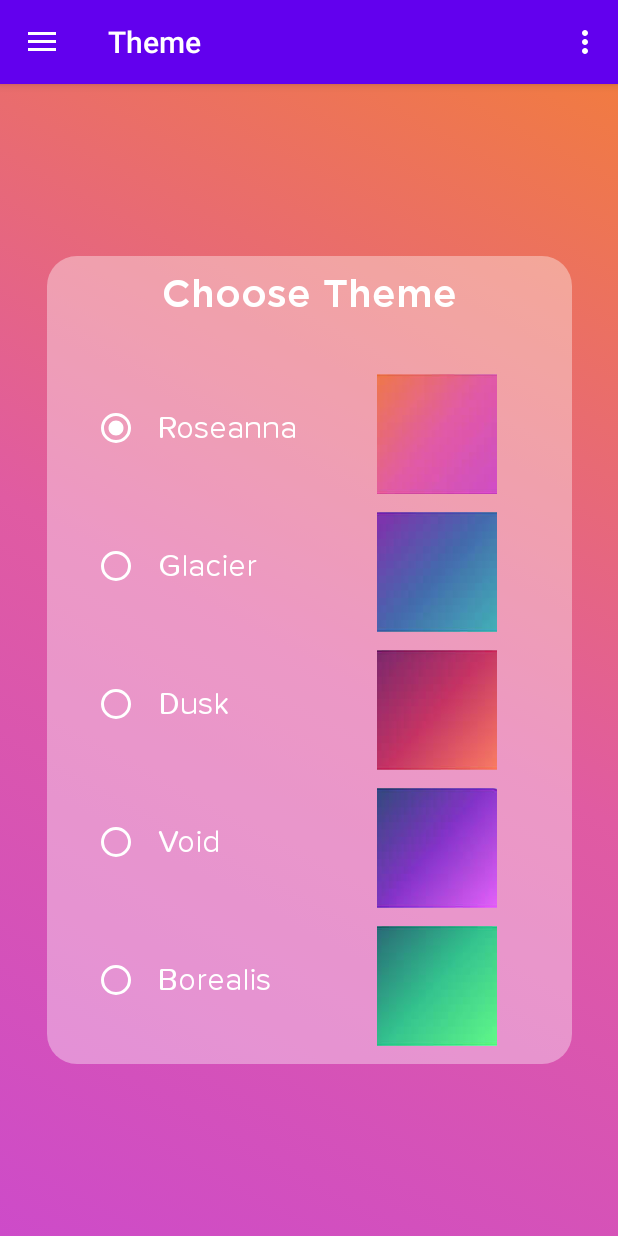
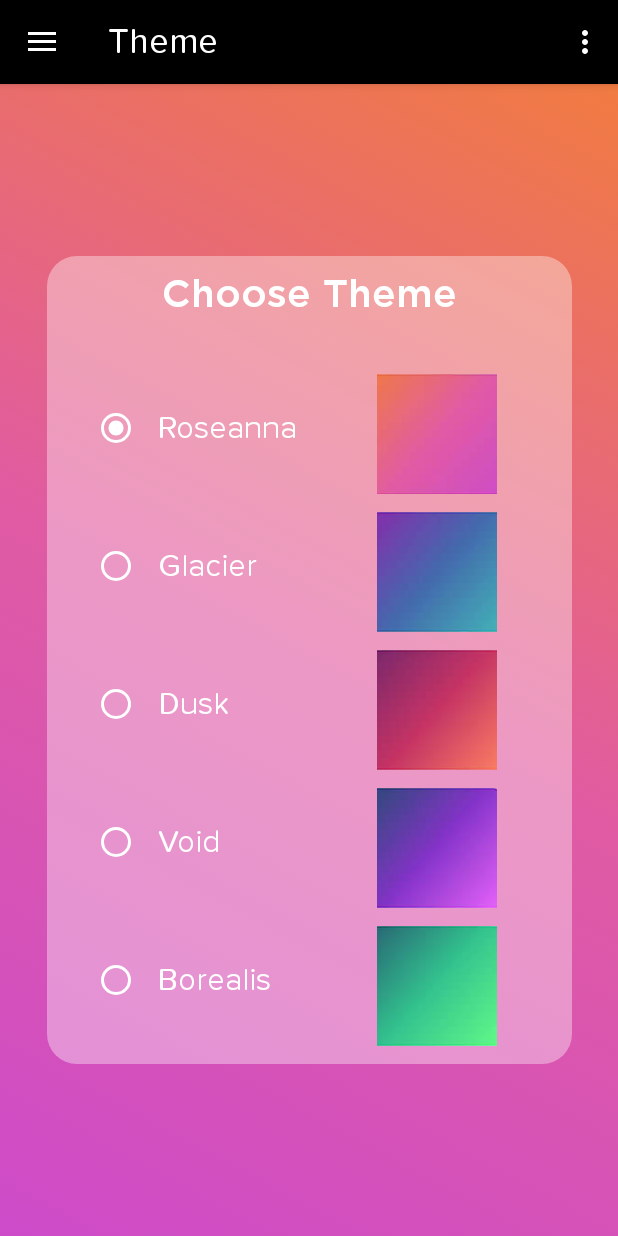
Before and after one commit to paopp2/ColorCloud, an Android app: the MainActivity screen opened directly, with no data from a screen before it, in the side drawer, after a tap on "Theme", on a phone screen of 412 x 824 dp. Run offline under Robolectric (Android 15) with nearby library versions, the phone set to English and light mode, and no system bars; our stand-ins replace navigation-ui; 1 statement that could not run was skipped.

Commit message:
Change Appbar UI

```diff
--- a/app/src/main/res/layout/app_bar_main.xml
+++ b/app/src/main/res/layout/app_bar_main.xml
@@ -16,7 +16,9 @@
             android:layout_width="match_parent"
             android:layout_height="?attr/actionBarSize"
             android:background="?attr/colorPrimary"
+            app:titleTextAppearance="@style/AppBarTitle"
             app:popupTheme="@style/Theme.ColorCloud.PopupOverlay" />
+
 
     </com.google.android.material.appbar.AppBarLayout>
 
--- a/app/src/main/res/values/themes.xml
+++ b/app/src/main/res/values/themes.xml
@@ -2,7 +2,7 @@
     <!-- Base application theme. -->
     <style name="Theme.ColorCloud" parent="Theme.MaterialComponents.DayNight.DarkActionBar.Bridge">
         <!-- Primary brand color. -->
-        <item name="colorPrimary">@color/purple_500</item>
+        <item name="colorPrimary">@color/black</item>
         <item name="colorPrimaryVariant">@color/purple_700</item>
         <item name="colorOnPrimary">@color/white</item>
         <!-- Status bar color. -->
@@ -25,4 +25,10 @@
         <item name="android:textSize">16sp</item>
     </style>
 
+    <style name="AppBarTitle" parent="Widget.AppCompat.TextView">
+        <item name="fontFamily">@font/proxima_nova_soft</item>
+        <item name="android:textSize">24sp</item>
+        <item name="android:textColor">@color/white</item>
+    </style>
+
 </resources>
```
